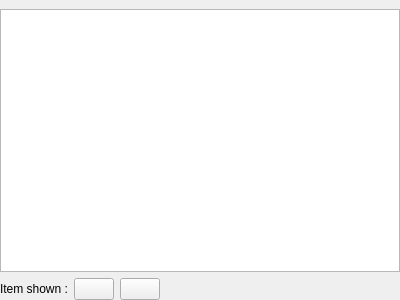
This is application/GUI/Downloads/WidgetDownloads.ui in Ummon/D-LAN as Qt 5 draws it before an edit. The edited form follows.
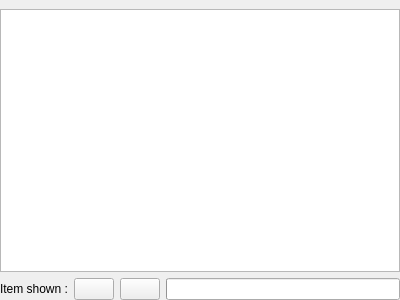
This is the edited form. Icons and pictures are not drawn.

Commit message: Add a global progress bar on the download tab.

Diff of the .ui file:
```diff
--- a/application/GUI/Downloads/WidgetDownloads.ui
+++ b/application/GUI/Downloads/WidgetDownloads.ui
@@ -74,17 +74,84 @@
       </widget>
      </item>
      <item>
-      <spacer name="horizontalSpacer">
-       <property name="orientation">
-        <enum>Qt::Horizontal</enum>
+      <widget class="QProgressBar" name="prgGlobalProgress">
+       <property name="palette">
+        <palette>
+         <active>
+          <colorrole role="Light">
+           <brush brushstyle="SolidPattern">
+            <color alpha="255">
+             <red>0</red>
+             <green>0</green>
+             <blue>0</blue>
+            </color>
+           </brush>
+          </colorrole>
+          <colorrole role="HighlightedText">
+           <brush brushstyle="SolidPattern">
+            <color alpha="255">
+             <red>0</red>
+             <green>0</green>
+             <blue>0</blue>
+            </color>
+           </brush>
+          </colorrole>
+         </active>
+         <inactive>
+          <colorrole role="Light">
+           <brush brushstyle="SolidPattern">
+            <color alpha="255">
+             <red>0</red>
+             <green>0</green>
+             <blue>0</blue>
+            </color>
+           </brush>
+          </colorrole>
+          <colorrole role="HighlightedText">
+           <brush brushstyle="SolidPattern">
+            <color alpha="255">
+             <red>0</red>
+             <green>0</green>
+             <blue>0</blue>
+            </color>
+           </brush>
+          </colorrole>
+         </inactive>
+         <disabled>
+          <colorrole role="Light">
+           <brush brushstyle="SolidPattern">
+            <color alpha="255">
+             <red>0</red>
+             <green>0</green>
+             <blue>0</blue>
+            </color>
+           </brush>
+          </colorrole>
+          <colorrole role="HighlightedText">
+           <brush brushstyle="SolidPattern">
+            <color alpha="255">
+             <red>0</red>
+             <green>0</green>
+             <blue>0</blue>
+            </color>
+           </brush>
+          </colorrole>
+         </disabled>
+        </palette>
        </property>
-       <property name="sizeHint" stdset="0">
-        <size>
-         <width>40</width>
-         <height>20</height>
-        </size>
+       <property name="maximum">
+        <number>10000</number>
        </property>
-      </spacer>
+       <property name="value">
+        <number>0</number>
+       </property>
+       <property name="alignment">
+        <set>Qt::AlignCenter</set>
+       </property>
+       <property name="format">
+        <string notr="true"/>
+       </property>
+      </widget>
      </item>
     </layout>
    </item>
```
The commit also changes 10 other files.
